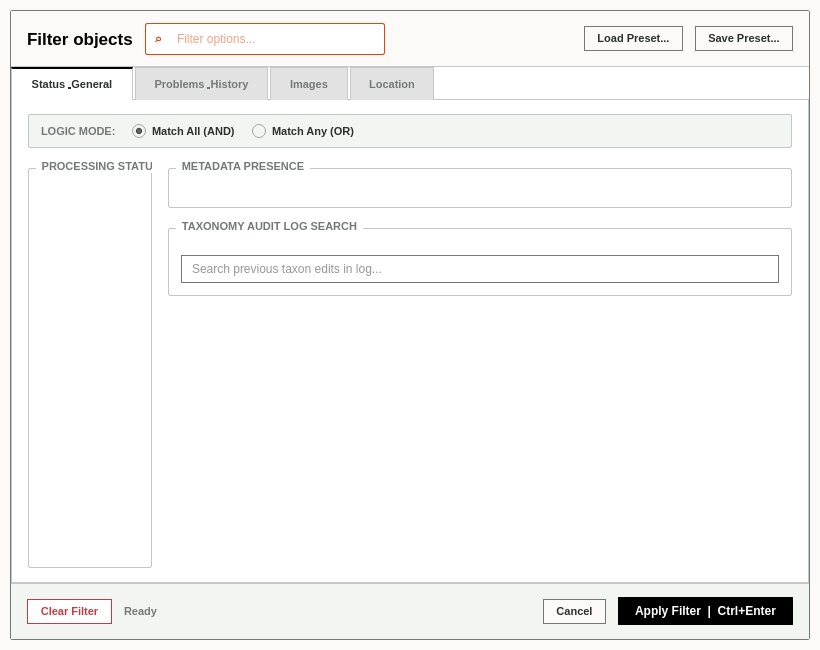
Before: the Qt Designer form qt designer/filter_dialog.ui in Fr0lich/arbor, drawn with Qt 5.
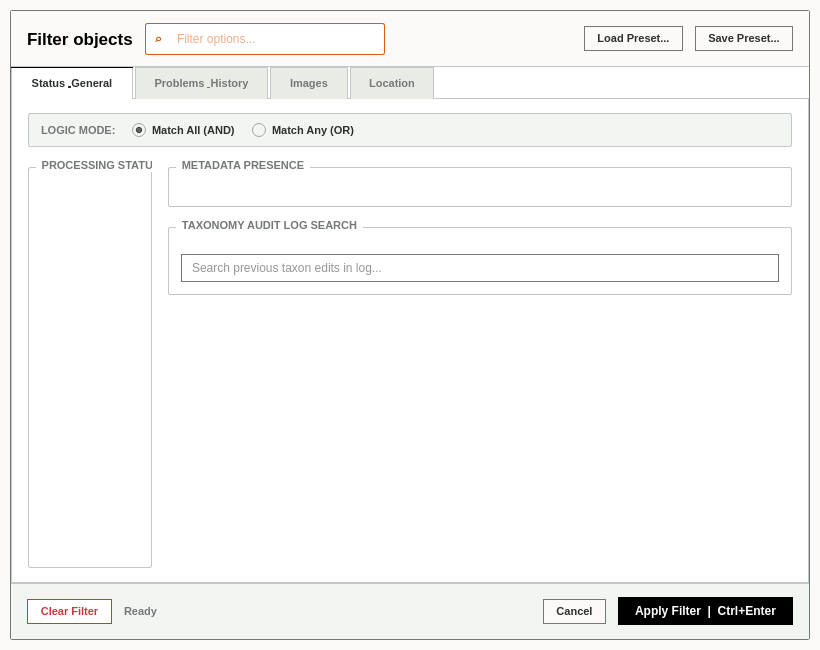
After: the same form once the commit is applied.

```diff
--- a/qt designer/filter_dialog.ui
+++ b/qt designer/filter_dialog.ui
@@ -48,15 +48,15 @@
 
 QFrame#frame_search {
     background-color: #ffffff;
-    border: 1px solid #d9480f;
+    border: 1px solid #d95c14;
     border-radius: 2px;
 }
 
 QLineEdit#input_filter_search {
     background-color: transparent;
     border: none;
-    color: #d9480f;
-    font-family: 'Segoe UI', 'Inter', sans-serif;
+    color: #d95c14;
+    font-family: 'Segoe UI', 'Inter', -apple-system, sans-serif;
     font-size: 12px;
 }
 
@@ -66,7 +66,7 @@
     border: 1px solid #747878;
     border-radius: 0px;
     padding: 5px 8px;
-    font-family: 'Segoe UI', 'Inter', sans-serif;
+    font-family: 'Segoe UI', 'Inter', -apple-system, sans-serif;
     font-size: 12px;
 }
 
@@ -80,7 +80,7 @@
     border: 1px solid #747878;
     border-radius: 0px;
     padding: 5px 12px;
-    font-family: 'JetBrains Mono', 'Courier New', monospace;
+    font-family: 'Courier New', 'JetBrains Mono', monospace;
     font-size: 11px;
     font-weight: bold;
 }
@@ -107,7 +107,7 @@
     background-color: #000000;
     border: 1px solid #000000;
     color: #ffffff;
-    font-family: 'Segoe UI', 'Inter', sans-serif;
+    font-family: 'Segoe UI', 'Inter', -apple-system, sans-serif;
     font-size: 12px;
     font-weight: bold;
     padding: 6px 16px;
@@ -124,12 +124,12 @@
 }
 
 QTabBar::tab {
-    background: #e2e2e2;
+    background: #e9ece5;
     color: #747878;
     padding: 8px 18px;
     border: 1px solid #c4c7c7;
     border-bottom: none;
-    font-family: 'JetBrains Mono', 'Courier New', monospace;
+    font-family: 'Courier New', 'JetBrains Mono', monospace;
     font-size: 11px;
     font-weight: bold;
     margin-right: 2px;
@@ -138,7 +138,7 @@
 QTabBar::tab:selected {
     background: #ffffff;
     color: #2c302e;
-    border-top: 2px solid #000000;
+    border-top: 1px solid #000000;
     border-bottom: 1px solid #ffffff;
 }
 
@@ -147,7 +147,7 @@
 }
 
 QGroupBox {
-    font-family: 'JetBrains Mono', 'Courier New', monospace;
+    font-family: 'Courier New', 'JetBrains Mono', monospace;
     font-size: 11px;
     font-weight: bold;
     color: #747878;
@@ -193,7 +193,7 @@
 }
 
 QRadioButton {
-    font-family: 'JetBrains Mono', 'Courier New', monospace;
+    font-family: 'Courier New', 'JetBrains Mono', monospace;
     font-size: 11px;
     font-weight: bold;
     color: #2c302e;
@@ -253,7 +253,7 @@
             <item>
              <widget class="QLabel" name="lbl_search_icon">
               <property name="text"><string>⌕</string></property>
-              <property name="styleSheet"><string notr="true">color: #d9480f; font-size: 14px; font-weight: bold;</string></property>
+              <property name="styleSheet"><string notr="true">color: #d95c14; font-size: 14px; font-weight: bold;</string></property>
              </widget>
             </item>
             <item>
```
Left out of the diff: 14 changed lines with no effect on the pictures.
